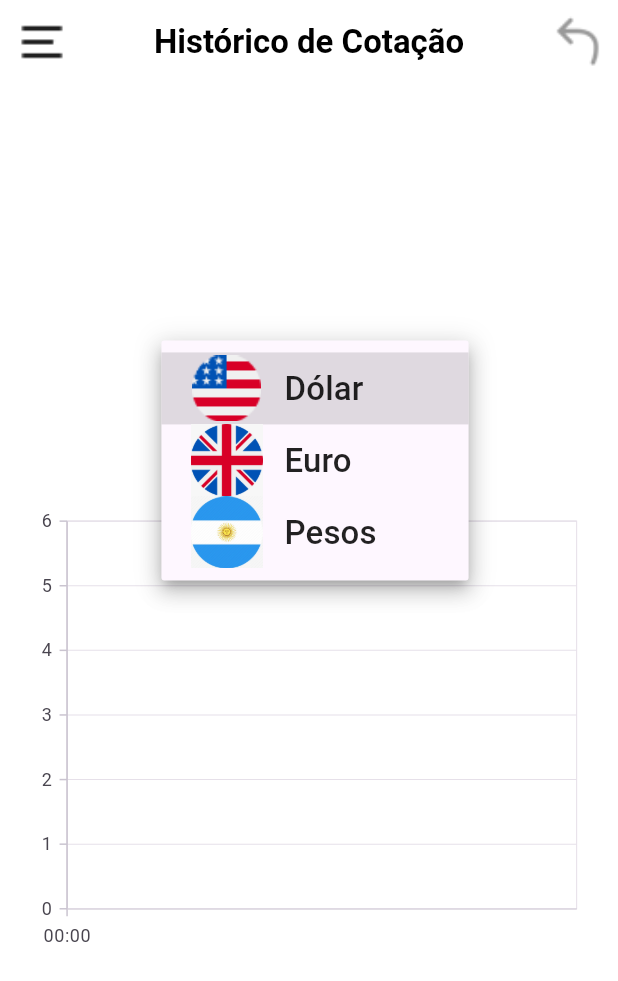
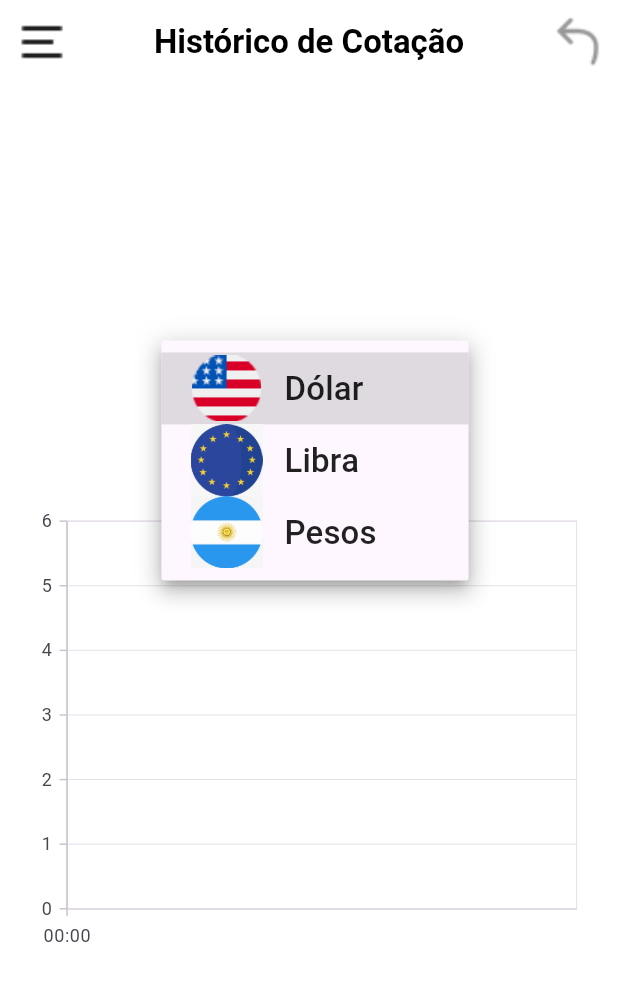
Before and after one commit to andre-luiz-aquino/chicomoedas, a Flutter app: the HistoricoCotacao screen opened directly, after a tap on "Dólar", on a phone screen of 412 x 824 dp. Shown: the top 981 px of the screen. Run offline on Flutter 3.47's test engine with Material 3 defaults, Android fonts, the light colour scheme and no system bars; our stand-ins replace flutter_screenutil, sqflite, syncfusion_flutter_charts; missing offline and left inert: mailer; accounts and stored records are empty; network calls fail.

Commit message:
The Last Dance

```diff
--- a/lib/views/historico_cotacao.dart
+++ b/lib/views/historico_cotacao.dart
@@ -39,7 +39,7 @@ class _HistoricoCotacaoState extends State<HistoricoCotacao> {
   Moeda _moedaSelecionada = moedas[0];
   static List<Moeda> moedas = [
     Moeda('Dólar', 'assets/usa.png'),
-    Moeda('Euro', 'assets/aud.jpeg'),
+    Moeda('Libra', 'assets/euro.jpeg'),
     Moeda('Pesos', 'assets/argentina.jpeg'),
   ];
 
@@ -124,7 +124,7 @@ class _HistoricoCotacaoState extends State<HistoricoCotacao> {
         dataSource = _dolarValues;
         color = Colors.blue;
         break;
-      case 'Euro':
+      case 'Libra':
         dataSource = _euroValues;
         color = Colors.red;
         break;
```
Also changed, not shown: assets/euro.jpeg (added).
